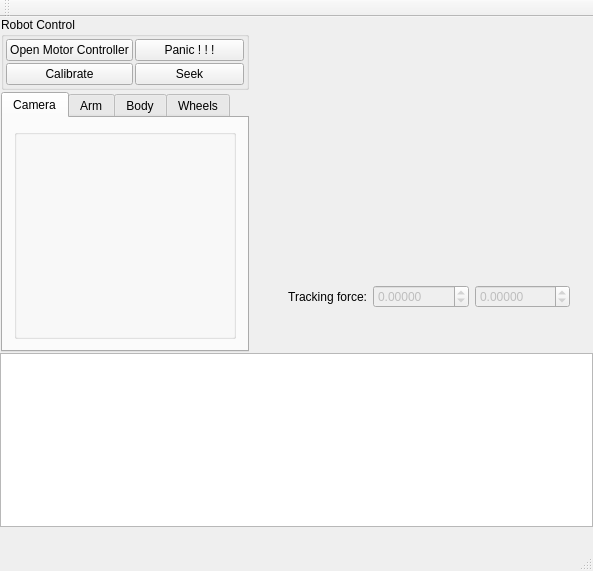
artm/biofame-robot, file RoboShell.ui: the form before one commit.
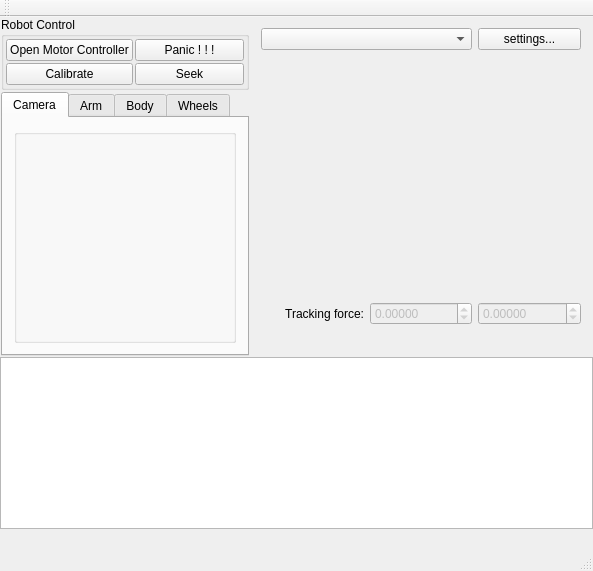
The form after the commit. Custom widgets are drawn as their Qt base class.

Commit message: video input selector

Patch:
```diff
--- a/RoboShell.ui
+++ b/RoboShell.ui
@@ -45,8 +45,15 @@
     </item>
     <item row="0" column="2">
      <widget class="QWidget" name="videoHalf" native="true">
-      <layout class="QVBoxLayout" name="verticalLayout">
-       <item>
+      <layout class="QGridLayout" name="gridLayout_3">
+       <item row="0" column="0" colspan="2">
+        <widget class="QComboBox" name="camSelector">
+         <property name="toolTip">
+          <string>Video input selector</string>
+         </property>
+        </widget>
+       </item>
+       <item row="1" column="0" colspan="3">
         <widget class="QLabel" name="video">
          <property name="minimumSize">
           <size>
@@ -59,10 +66,7 @@
          </property>
         </widget>
        </item>
-       <item>
-        <widget class="QWidget" name="widget" native="true">
-         <layout class="QHBoxLayout" name="horizontalLayout_5">
-          <item>
+       <item row="2" column="0">
            <widget class="QLabel" name="label">
             <property name="text">
              <string>Tracking force:</string>
@@ -72,7 +76,7 @@
             </property>
            </widget>
           </item>
-          <item>
+       <item row="2" column="1">
            <widget class="QDoubleSpinBox" name="forceX">
             <property name="enabled">
              <bool>false</bool>
@@ -88,7 +92,7 @@
             </property>
            </widget>
           </item>
-          <item>
+       <item row="2" column="2">
            <widget class="QDoubleSpinBox" name="forceY">
             <property name="enabled">
              <bool>false</bool>
@@ -104,10 +108,7 @@
             </property>
            </widget>
           </item>
-         </layout>
-        </widget>
-       </item>
-       <item>
+       <item row="3" column="1">
         <spacer name="verticalSpacer">
          <property name="orientation">
           <enum>Qt::Vertical</enum>
@@ -120,6 +121,13 @@
          </property>
         </spacer>
        </item>
+       <item row="0" column="2">
+        <widget class="QPushButton" name="camSettings">
+         <property name="text">
+          <string>settings...</string>
+         </property>
+        </widget>
+       </item>
       </layout>
      </widget>
     </item>
```
Lines whose indentation alone changed are shown as unchanged. The commit also changes 2 other files.
